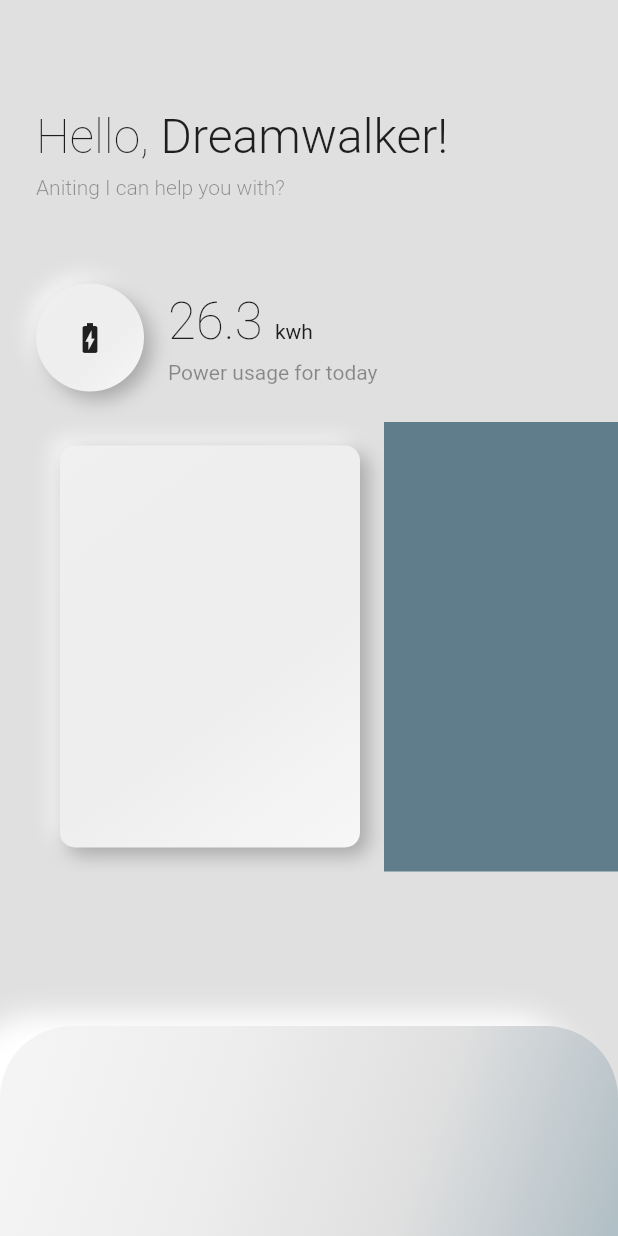
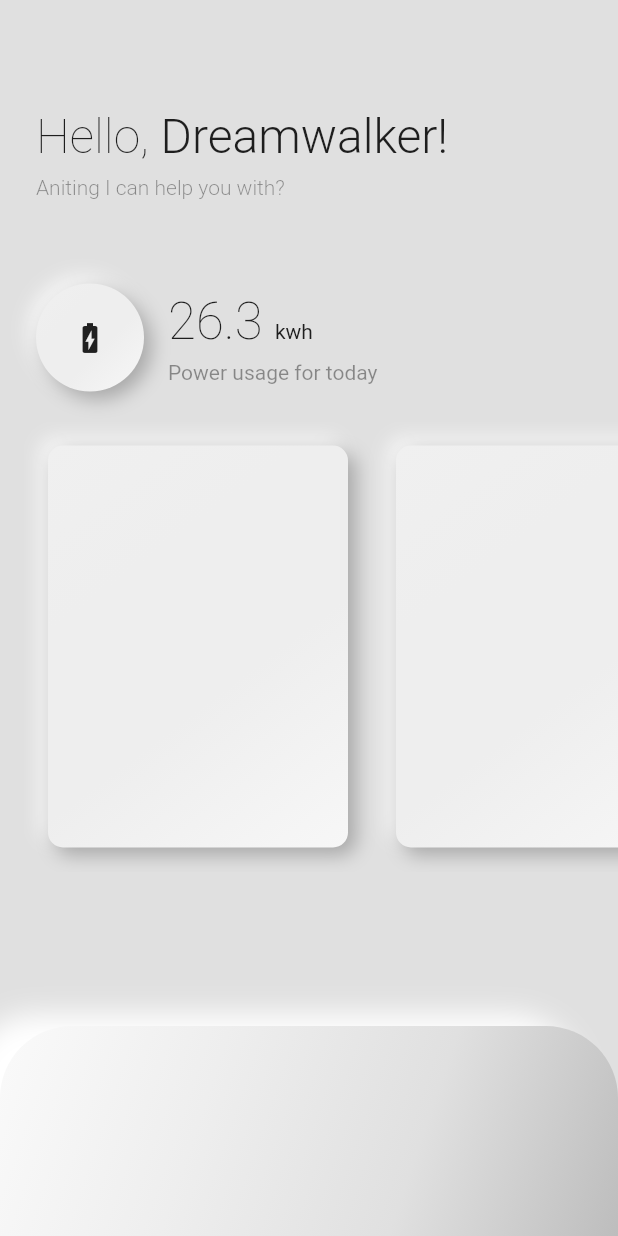
Before and after one commit to JAICHANGPARK/flutter_notebook_the_third_story, a Flutter app: the screen it shows after launch, on a phone screen of 412 x 824 dp. Run offline on Flutter 3.47's test engine with Material 2 defaults, Android fonts, the phone set to English and light mode, and no system bars; our stand-ins replace badges, dotted_border, fl_chart, google_fonts, page_transition, percent_indicator and 1 more.

Commit message:
Update smart_home_main.dart

```diff
--- a/lib/smart_home_app/smart_home_main.dart
+++ b/lib/smart_home_app/smart_home_main.dart
@@ -7,6 +7,7 @@ class SmartHomeApp extends StatelessWidget {
     return MaterialApp(
       home: SMHome(),
       theme: ThemeData(
+        accentColor: Colors.grey.shade200,
         scaffoldBackgroundColor: Colors.grey.shade300,
         backgroundColor: Colors.grey.shade200,
         dialogBackgroundColor: Colors.grey.shade200,
@@ -27,13 +28,15 @@ class _SMHomeState extends State<SMHome> {
         body: Stack(
       children: <Widget>[
         Positioned(
-          left: 24,
+          left: 16,
           right: 0,
           top: 72,
           child: Column(
             crossAxisAlignment: CrossAxisAlignment.start,
             children: <Widget>[
-              Text.rich(TextSpan(children: [
+              Padding(
+                padding: const EdgeInsets.only(left: 8),
+                child: Text.rich(TextSpan(children: [
                   TextSpan(
                       text: "Hello, ",
                       style:
@@ -45,19 +48,25 @@ class _SMHomeState extends State<SMHome> {
                         fontWeight: FontWeight.w300,
                       ))
                 ])),
+              ),
               SizedBox(
                 height: 7,
               ),
-              Text(
+              Padding(
+                padding: const EdgeInsets.only(left: 8),
+                child: Text(
                   "Aniting I can help you with?",
                   style: TextStyle(
                       color: Colors.black.withOpacity(0.4),
                       fontWeight: FontWeight.w300),
                 ),
+              ),
               SizedBox(
                 height: 52,
               ),
-              Container(
+              Padding(
+                padding: const EdgeInsets.only(left: 8),
+                child: Container(
                   height: 80,
                   child: Row(
                     children: <Widget>[
@@ -96,12 +105,14 @@ class _SMHomeState extends State<SMHome> {
                     ],
                   ),
                 ),
+              ),
               SizedBox(
                 height: 16,
               ),
               SizedBox(
                   height: 300,
                   child: ListView(
+
                     scrollDirection: Axis.horizontal,
                     children: <Widget>[
                       Container(
@@ -116,9 +127,16 @@ class _SMHomeState extends State<SMHome> {
                         ),
                       ),
                       Container(
+                        margin: EdgeInsets.only(left: 16,top: 16, bottom:16,right: 16),
                         width: 200,
-                        decoration: BoxDecoration(color: Colors.blueGrey),
-                      )
+                        child: SMContainerV2(
+                          child: Stack(),
+                          shapes: true,
+                          padding: EdgeInsets.only(
+                            bottom: 24,
+                          ),
+                        ),
+                      ),
                     ],
                   ))
             ],
@@ -137,10 +155,10 @@ class _SMHomeState extends State<SMHome> {
                     begin: Alignment.topLeft,
                     end: Alignment.bottomRight,
                     colors: <Color>[
-                      Colors.grey.shade100,
+                      Colors.grey.shade50,
                       Colors.grey.shade200,
                       Colors.grey.shade300,
-                      Colors.blueGrey.shade200,
+                      Colors.grey.shade400,
                     ]),
                 borderRadius: BorderRadius.only(
                   topRight: Radius.circular(48),
```
Lines whose indentation alone changed are shown as unchanged.
